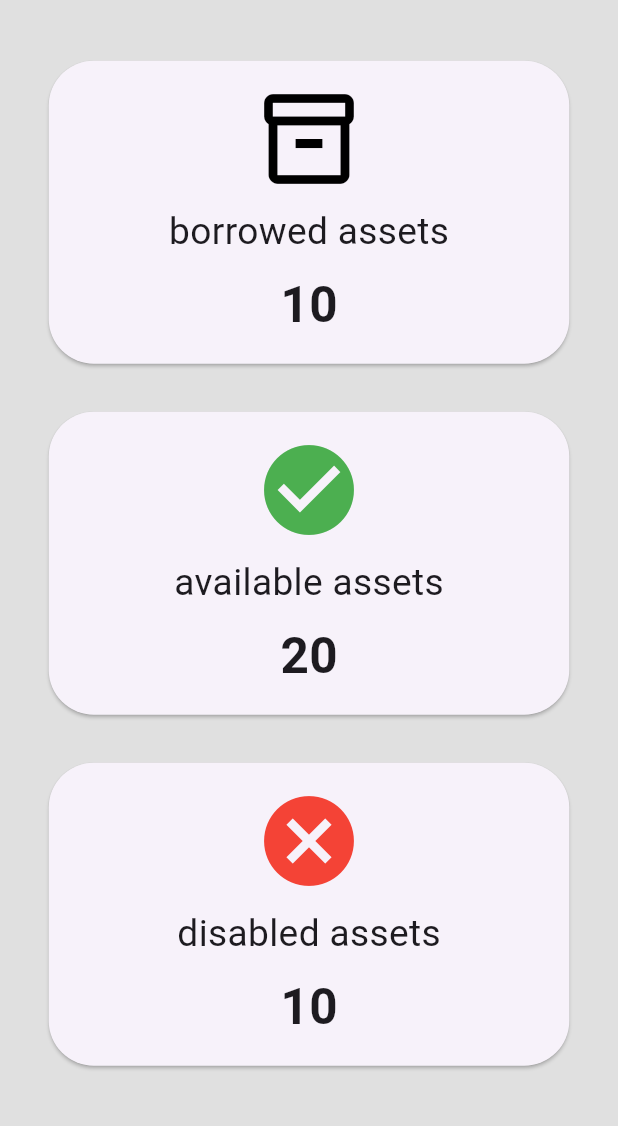
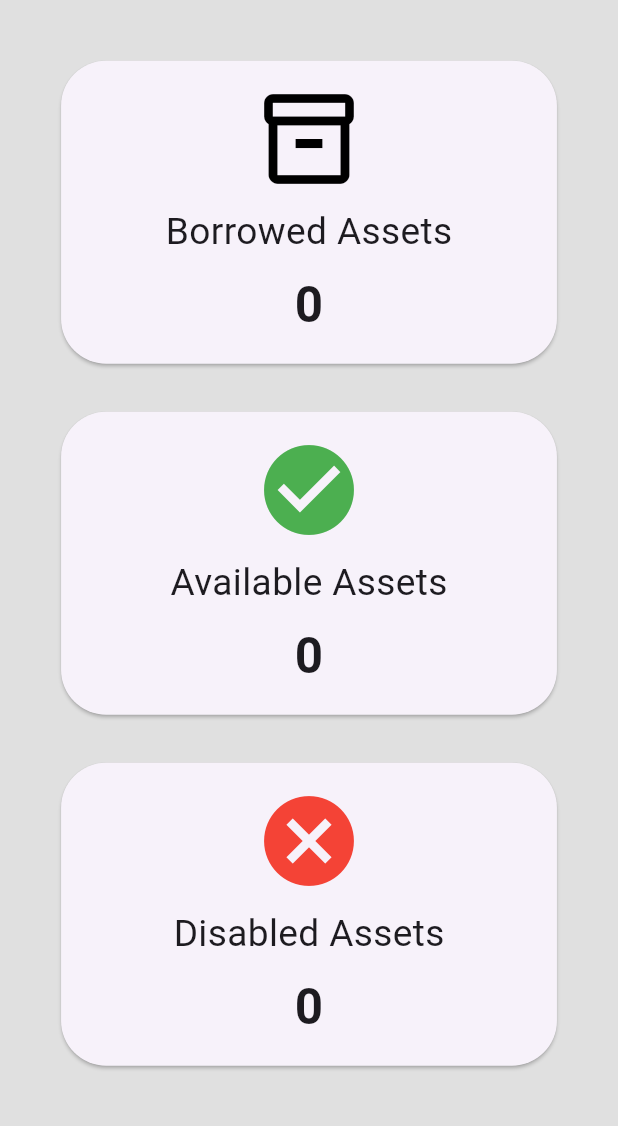
Before and after one commit to Lumichandesu/plane_borrow, a Flutter app: the DashboardLecture screen opened directly, scrolled down 91 dp, on a phone screen of 412 x 824 dp, the part 110-1236 px from its top. Run offline on Flutter 3.47's test engine with Material 3 defaults, Android fonts, the phone set to English and light mode, and no system bars; our stand-ins replace image_picker; network calls fail.

Commit message:
Edit dashboard

```diff
--- a/lib/Desige/lecture/Dashboard_lecture.dart
+++ b/lib/Desige/lecture/Dashboard_lecture.dart
@@ -1,99 +1,107 @@
+import 'dart:convert';
 import 'package:flutter/material.dart';
+import 'package:http/http.dart' as http;
 
-class DashboardLecture extends StatelessWidget {
+class DashboardLecture extends StatefulWidget {
   const DashboardLecture({super.key});
 
   @override
+  _DashboardLectureState createState() => _DashboardLectureState();
+}
+
+class _DashboardLectureState extends State<DashboardLecture> {
+  int borrowedCount = 0;
+  int availableCount = 0;
+  int disabledCount = 0;
+
+  @override
+  void initState() {
+    super.initState();
+    _fetchAssetTotals();
+  }
+
+  Future<void> _fetchAssetTotals() async {
+    // Make sure to use your local IP address here if needed
+    final response = await http.get(Uri.parse('http://localhost:3000/asset-status'));
+
+    if (response.statusCode == 200) {
+      final data = jsonDecode(response.body);
+      print('Fetched data: $data');  // Log the fetched data
+
+      setState(() {
+        borrowedCount = int.parse(data['borrowed_assets'] ?? '0'); // Ensure it's an integer
+        availableCount = int.parse(data['available_assets'] ?? '0'); // Ensure it's an integer
+        disabledCount = int.parse(data['disabled_assets'] ?? '0'); // Ensure it's an integer
+      });
+    } else {
+      print('Failed to fetch asset totals: ${response.statusCode}'); // Log status code
+    }
+  }
+
+  @override
   Widget build(BuildContext context) {
-    // Get the height and width of the device
-    final double screenWidth = MediaQuery.of(context).size.width;
     final double screenHeight = MediaQuery.of(context).size.height;
 
     return Scaffold(
       body: Stack(
         children: [
-          // Background image
           Positioned.fill(
             child: Image.asset(
-              'assets/images/airplane.jpg', // Replace with your background image
+              'assets/images/airplane.jpg',
               fit: BoxFit.cover,
             ),
           ),
-
-          // Main Dashboard content
           Positioned.fill(
             child: ListView(
-              padding: EdgeInsets.only(
-                  top: screenHeight * 0.1), // Adjust top padding for layout
+              padding: EdgeInsets.only(top: screenHeight * 0.1),
               children: [
-                // Container for Dashboard header and items
                 Container(
                   decoration: BoxDecoration(
-                    color: Colors.grey[300], // Gray color
+                    color: Colors.grey[300],
                     borderRadius: const BorderRadius.only(
                       topLeft: Radius.circular(50),
                       topRight: Radius.circular(50),
                     ),
                   ),
-                  padding: EdgeInsets.symmetric(
-                    vertical: screenHeight * 0.03,
-                    horizontal: screenWidth * 0.04,
-                  ), // Responsive padding
+                  padding: EdgeInsets.all(screenHeight * 0.03),
                   child: Column(
-                    crossAxisAlignment:
-                        CrossAxisAlignment.center, // Center align
+                    crossAxisAlignment: CrossAxisAlignment.center,
                     children: [
-                      // Dashboard Header (Title) with Logout button
-                      const Row(
-                        mainAxisAlignment: MainAxisAlignment.spaceBetween,
-                        children: [
-                          // Centered title
-                          Expanded(
-                            child: Center(
-                              child: Text(
-                                'DASHBOARD',
-                                style: TextStyle(
-                                  fontSize: 40, // Responsive font size
-                                  fontWeight: FontWeight.bold,
-                                  color: Colors.black,
-                                ),
-                              ),
-                            ),
-                          ),
-                          // Logout button
-                        ],
+                      const Text(
+                        'DASHBOARD',
+                        style: TextStyle(
+                          fontSize: 40,
+                          fontWeight: FontWeight.bold,
+                          color: Colors.black,
+                        ),
                       ),
-                      SizedBox(
-                          height: screenHeight * 0.03), // Responsive height
+                      SizedBox(height: screenHeight * 0.03),
 
                       // Borrowed Assets Card
                       _buildDashboardCard(
                         icon: Icons.inventory_2_outlined,
                         iconColor: Colors.black,
-                        assetType: 'borrowed assets',
-                        count: 10,
+                        assetType: 'Borrowed Assets',
+                        count: borrowedCount,
                         screenHeight: screenHeight,
-                        screenWidth: screenWidth,
                       ),
 
                       // Available Assets Card
                       _buildDashboardCard(
                         icon: Icons.check_circle,
                         iconColor: Colors.green,
-                        assetType: 'available assets',
-                        count: 20,
+                        assetType: 'Available Assets',
+                        count: availableCount,
                         screenHeight: screenHeight,
-                        screenWidth: screenWidth,
                       ),
 
                       // Disabled Assets Card
                       _buildDashboardCard(
                         icon: Icons.cancel,
                         iconColor: Colors.red,
-                        assetType: 'disabled assets',
-                        count: 10,
+                        assetType: 'Disabled Assets',
+                        count: disabledCount,
                         screenHeight: screenHeight,
-                        screenWidth: screenWidth,
                       ),
                     ],
                   ),
@@ -101,30 +109,25 @@ class DashboardLecture extends StatelessWidget {
               ],
             ),
           ),
-
-          // Footer section - you can put your footer here
         ],
       ),
     );
   }
 
-  // Method to build the dashboard cards as rectangles
   Widget _buildDashboardCard({
     required IconData icon,
     required Color iconColor,
     required String assetType,
     required int count,
-    required double screenHeight, // Pass screenHeight
-    required double screenWidth, // Pass screenWidth
+    required double screenHeight,
   }) {
     return Padding(
-      padding: const EdgeInsets.symmetric(
-          vertical: 8, horizontal: 16), // Responsive padding
+      padding: const EdgeInsets.symmetric(vertical: 8, horizontal: 16),
       child: SizedBox(
-        width: double.infinity, // This will make the card take full width
+        width: double.infinity,
         child: Card(
           shape: RoundedRectangleBorder(
-            borderRadius: BorderRadius.circular(30), // Rounded corners
+            borderRadius: BorderRadius.circular(30),
           ),
           margin: const EdgeInsets.symmetric(vertical: 8),
           child: Padding(
@@ -136,8 +139,7 @@ class DashboardLecture extends StatelessWidget {
                 const SizedBox(height: 8),
                 Text(
                   assetType,
-                  style: TextStyle(
-                      fontSize: screenHeight * 0.03), // Responsive font size
+                  style: TextStyle(fontSize: screenHeight * 0.03),
                 ),
                 const SizedBox(height: 8),
                 Text(
@@ -145,7 +147,7 @@ class DashboardLecture extends StatelessWidget {
                   style: TextStyle(
                     fontSize: screenHeight * 0.04,
                     fontWeight: FontWeight.bold,
-                  ), // Responsive font size
+                  ),
                 ),
               ],
             ),
```
Also changed, not shown: lib/Desige/Staff/Home_Staff.dart (+6 -7 lines), lib/Desige/Staff/dashboard_staff.dart (+62 -60 lines), 1 other file.
